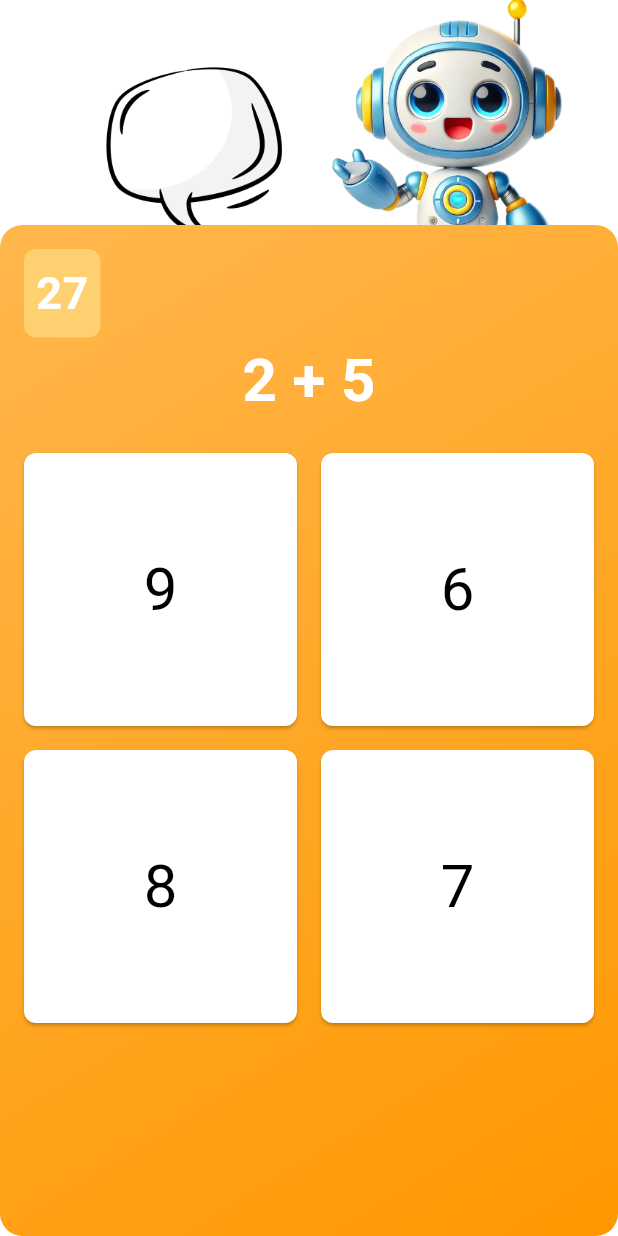
After one commit to Jihen-Mlayeh/robot-rigolo, a Flutter app: the CalculSimplePage screen opened directly, after a tap on an icon or button, on a phone screen of 412 x 824 dp. The commit adds this screen. Run offline on Flutter 3.47's test engine with Material 3 defaults, Android fonts, the light colour scheme and no system bars; our stand-ins replace google_fonts.

Commit message:
feat : add CalculSimplePage

```diff
--- /dev/null
+++ b/lib/CalculSimplePage.dart
@@ -0,0 +1,221 @@
+import 'package:flutter/material.dart';
+import 'dart:async';
+
+
+class CalculSimplePage extends StatefulWidget {
+  const CalculSimplePage({Key? key}) : super(key: key);
+
+  @override
+  State<CalculSimplePage> createState() => _CalculSimplePageState();
+}
+
+class _CalculSimplePageState extends State<CalculSimplePage> {
+  int _timeLeft = 30;
+  Timer? _timer;
+
+  @override
+  void initState() {
+    super.initState();
+    _startTimer();
+  }
+
+  @override
+  void dispose() {
+    _timer?.cancel();
+    super.dispose();
+  }
+
+  void _startTimer() {
+    _timer = Timer.periodic(const Duration(seconds: 1), (timer) {
+      setState(() {
+        if (_timeLeft > 0) {
+          _timeLeft--;
+        } else {
+          // Quand le temps est écoulé
+          _timer?.cancel();
+          // Vous pouvez déclencher une action, ex. passer à l'écran suivant
+        }
+      });
+    });
+  }
+
+  @override
+  Widget build(BuildContext context) {
+    return Scaffold(
+      // Fond général blanc
+      backgroundColor: Colors.white,
+      body: SafeArea(
+        child:
+
+        Stack(
+          children: [
+            Row(
+              mainAxisAlignment: MainAxisAlignment.end,
+              children: [
+                  Image.asset(
+                  'assets/images/other/chat-bubble-gauche.png',
+                  width: 125,
+                  height: 125,
+                  fit: BoxFit.contain,
+                  alignment: Alignment.topRight,
+                )
+                ,
+                Image.asset(
+                  'assets/images/QT/QT_speak.png',
+                  width: 200,
+                  height: 200,
+                  fit: BoxFit.contain,
+                  alignment: Alignment.topRight,
+                ),
+                const SizedBox(width: 20),
+              ],
+            )
+
+          ,
+
+            Column(
+              children: [
+
+                const SizedBox(height: 150),
+                // Container vert qui englobe l'addition et les boutons
+                Expanded(
+                  child: Container(
+                    width: double.infinity,
+                    decoration: BoxDecoration(
+                      color: Color(0xFFFFC232),
+                      borderRadius: BorderRadius.circular(15),
+                      gradient: LinearGradient(
+                        colors: [Colors.orange.shade300, Colors.orange.shade500],
+                        begin: Alignment.topLeft,
+                        end: Alignment.bottomRight,
+                      ),
+                    ),
+                    padding: const EdgeInsets.all(16.0),
+                    child: Column(
+                      children: [
+                        Row(
+                          mainAxisAlignment: MainAxisAlignment.start,
+                          children: [
+                            TimerWidget(timeLeft: _timeLeft)
+                          ]
+                          ,
+
+                        )
+                        ,
+                        // Addition (question)
+                        const Text(
+                          '2 + 5',
+                          style: TextStyle(
+                            color: Colors.white,
+                            fontSize: 40,
+                            fontWeight: FontWeight.bold,
+                          ),
+                        ),
+                        const SizedBox(height: 20),
+                        // Boutons de réponse en grille (2 par ligne)
+                        Expanded(
+                          child: GridView.count(
+                            crossAxisCount: 2, // 2 colonnes
+                            mainAxisSpacing: 16.0,
+                            crossAxisSpacing: 16.0,
+                            children: [
+                              ReponseButton(
+                                text: '9',
+                                onPressed: () {
+                                  // Action pour le bouton "9"
+                                },
+                              ),
+                              ReponseButton(
+                                text: '6',
+                                onPressed: () {
+                                  // Action pour le bouton "6"
+                                },
+                              ),
+                              ReponseButton(
+                                text: '8',
+                                onPressed: () {
+                                  // Action pour le bouton "8"
+                                },
+                              ),
+                              ReponseButton(
+                                text: '7',
+                                onPressed: () {
+                                  // Action pour le bouton "7"
+                                },
+                              ),
+                            ],
+                          ),
+                        ),
+                      ],
+                    ),
+                  ),
+                ),
+              ],
+            )
+
+       ]
+      )
+
+        ,
+      ),
+    );
+  }
+}
+
+class ReponseButton extends StatelessWidget {
+  final String text;
+  final VoidCallback onPressed;
+
+  const ReponseButton({
+    Key? key,
+    required this.text,
+    required this.onPressed,
+  }) : super(key: key);
+
+  @override
+  Widget build(BuildContext context) {
+    return ElevatedButton(
+      // Action au clic
+      onPressed: onPressed,
+      // Style du bouton
+      style: ElevatedButton.styleFrom(
+        minimumSize: const Size(0, 80),      // Hauteur (80) plus grande que la normale
+        textStyle: const TextStyle(fontSize: 40),
+        shape: RoundedRectangleBorder(
+          borderRadius: BorderRadius.circular(8),
+        ),
+        backgroundColor: Colors.white,  // Couleur de fond du bouton
+      ),
+      // Texte du bouton
+      child: Text(text,style: TextStyle(color: Colors.black),),
+    );
+  }
+}
+
+class TimerWidget extends StatelessWidget {
+  final int timeLeft;
+
+  const TimerWidget({
+    Key? key,
+    required this.timeLeft,
+  }) : super(key: key);
+
+  @override
+  Widget build(BuildContext context) {
+    return Container(
+      padding: const EdgeInsets.all(8),
+      decoration: BoxDecoration(
+        color: Color(0xFFFFD06F),
+        borderRadius: BorderRadius.circular(8),
+      ),
+      child: Text(
+        '$timeLeft',
+        style: const TextStyle(
+          color: Colors.white,
+          fontSize: 30,
+          fontWeight: FontWeight.bold,
+        ),
+      ),
+    );
+  }
+}
--- a/lib/GameListPage.dart
+++ b/lib/GameListPage.dart
@@ -1,3 +1,4 @@
+import 'package:calculs/CalculSimplePage.dart';
 import 'package:flutter/material.dart';
 
 class GameListPage extends StatelessWidget {
@@ -140,6 +141,9 @@ class GameContainer extends StatelessWidget {
 
           // --- Cartes ou sections pour chaque statistique ---
           _StatCard(
+            onTap: (){
+              Navigator.push(context, MaterialPageRoute(builder: (context) => CalculSimplePage()));
+            },
             color: cardColor,
             icon: Icons.local_drink,
             title: 'Calculs simples',
@@ -148,6 +152,9 @@ class GameContainer extends StatelessWidget {
           ),
           const SizedBox(height: 16),
           _StatCard(
+            onTap: (){
+              Navigator.push(context, MaterialPageRoute(builder: (context) => CalculSimplePage()));
+            },
             color: cardColor,
             icon: Icons.apple,
             title: 'Retrouve le symbole',
@@ -156,6 +163,9 @@ class GameContainer extends StatelessWidget {
           ),
           const SizedBox(height: 16),
           _StatCard(
+            onTap: (){
+              Navigator.push(context, MaterialPageRoute(builder: (context) => CalculSimplePage()));
+            },
             color: cardColor,
             icon: Icons.directions_walk,
             title: 'Walk',
@@ -164,6 +174,9 @@ class GameContainer extends StatelessWidget {
           ),
           const SizedBox(height: 16),
           _StatCard(
+            onTap: (){
+              Navigator.push(context, MaterialPageRoute(builder: (context) => CalculSimplePage()));
+            },
             color: cardColor,
             icon: Icons.bedtime,
             title: 'Sleep',
@@ -172,6 +185,9 @@ class GameContainer extends StatelessWidget {
           ),
           const SizedBox(height: 16),
           _StatCard(
+            onTap: (){
+              Navigator.push(context, MaterialPageRoute(builder: (context) => CalculSimplePage()));
+            },
             color: cardColor,
             icon: Icons.bedtime,
             title: 'Sleep',
@@ -180,6 +196,9 @@ class GameContainer extends StatelessWidget {
           ),
           const SizedBox(height: 16),
           _StatCard(
+            onTap: (){
+              Navigator.push(context, MaterialPageRoute(builder: (context) => CalculSimplePage()));
+            },
             color: cardColor,
             icon: Icons.bedtime,
             title: 'Sleep',
@@ -198,6 +217,7 @@ class _StatCard extends StatelessWidget {
   final String title;
   final String subtitle;
   final Color iconColor;
+  final VoidCallback onTap;
 
   const _StatCard({
     Key? key,
@@ -206,11 +226,16 @@ class _StatCard extends StatelessWidget {
     required this.title,
     required this.subtitle,
     required this.iconColor,
+    required this.onTap,
   }) : super(key: key);
 
   @override
   Widget build(BuildContext context) {
-    return Container(
+    return GestureDetector(
+      onTap: (){
+        onTap();
+      },
+      child:  Container(
         padding: const EdgeInsets.all(16),
         decoration: BoxDecoration(
           color: color,
@@ -254,6 +279,9 @@ class _StatCard extends StatelessWidget {
             ),
           ],
         ),
+      ),
     );
+
+
   }
 }
```
Also changed, not shown: assets/images/other/chat-bubble-gauche.png (added), 4 other files. Lines whose indentation alone changed are shown as unchanged.
